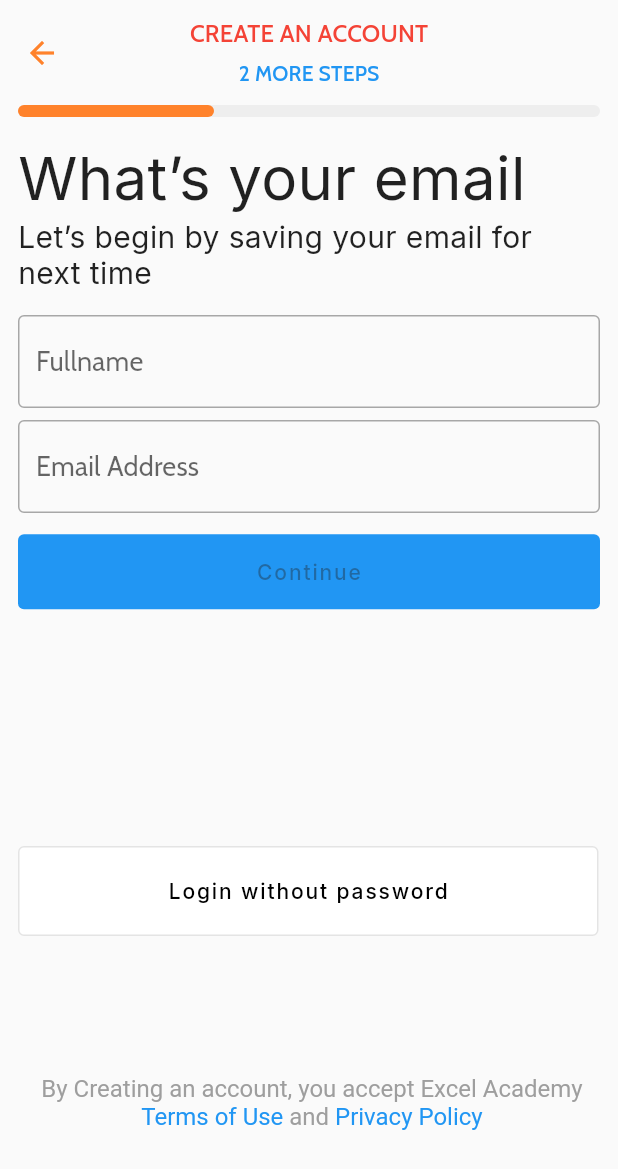
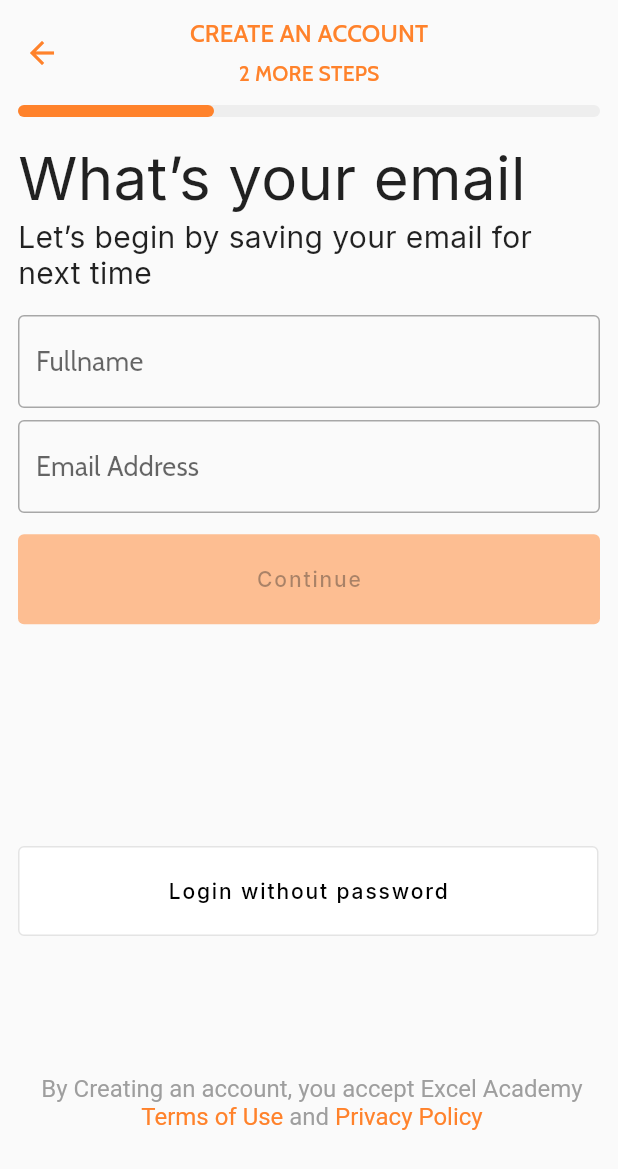
Before and after one commit to raven-consult/ExcelAcademy, a Flutter app: the screen it shows after launch, after a tap on "Next", after a tap on "Skip", after a tap on "Create free account", on a phone screen of 412 x 824 dp. Shown: the top 1169 px of the screen. Run offline on Flutter 3.47's test engine with Material 2 defaults, Android fonts, the phone set to English and light mode, and no system bars; our stand-ins replace cloud_functions, firebase_auth, firebase_core, firebase_crashlytics, flutter_otp_text_field, google_fonts and 2 more; missing offline and left inert: firebase_auth_mocks; accounts and stored records are empty.

Commit message:
Fixed issues with setup account styling

```diff
--- a/lib/pages/onboarding/setup_account/user_setup.dart
+++ b/lib/pages/onboarding/setup_account/user_setup.dart
@@ -390,14 +390,20 @@ class _UserSetup extends State<UserSetup> with TickerProviderStateMixin {
       title: Column(
         mainAxisAlignment: MainAxisAlignment.center,
         children: [
-          const Text(
+          Text(
             "CREATE AN ACCOUNT",
-            style: TextStyle(fontSize: 16, color: Colors.red),
+            style: TextStyle(
+              fontSize: 16,
+              color: Theme.of(context).colorScheme.primary,
+            ),
           ),
           const SizedBox(height: 8),
           Text(
             stepText,
-            style: const TextStyle(fontSize: 14, color: Colors.blue),
+            style: TextStyle(
+              fontSize: 14,
+              color: Theme.of(context).colorScheme.primary,
+            ),
           ),
         ],
       ),
@@ -458,7 +464,7 @@ class _UserSetup extends State<UserSetup> with TickerProviderStateMixin {
   @override
   Widget build(BuildContext context) {
     var isLast = _totalSteps == _currentStep;
-    const linkStyle = TextStyle(color: Colors.blue);
+    var linkStyle = TextStyle(color: Theme.of(context).colorScheme.primary);
     const defaultStyle = TextStyle(color: Colors.grey, fontSize: 16.0);
 
     return Scaffold(
@@ -488,10 +494,6 @@ class _UserSetup extends State<UserSetup> with TickerProviderStateMixin {
                   ),
                 ),
                 ElevatedButton(
-                  style: ElevatedButton.styleFrom(
-                    minimumSize: const Size.fromHeight(50),
-                    disabledBackgroundColor: Colors.blue,
-                  ),
                   onPressed:
                       _showButton["loading"] == 1 || _showButton.isNotEmpty
                           ? null
```
